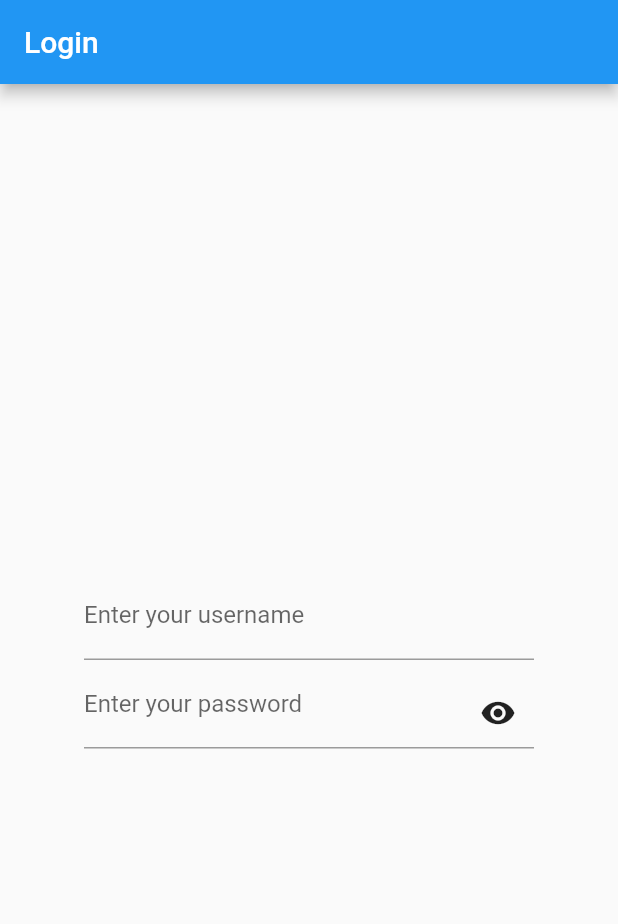
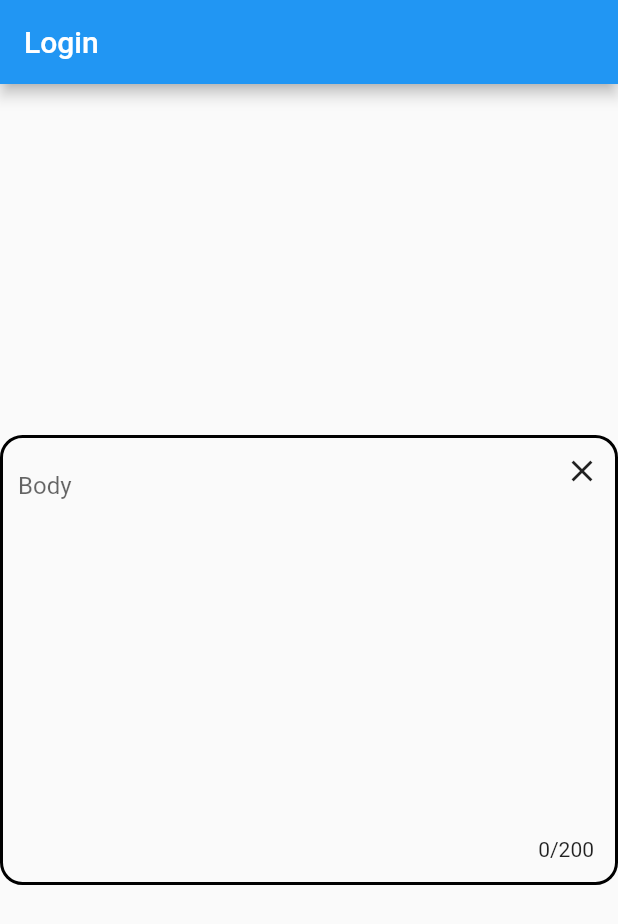
Before and after one commit to ivan-1kh/login_app_flutter, a Flutter app: the screen it shows after launch, on a phone screen of 412 x 824 dp. Shown: the top 924 px of the screen. Run offline on Flutter 3.47's test engine with Material 2 defaults, Android fonts, the phone set to English and light mode, and no system bars.

Commit message:
Updated functionality for the otherlesson

```diff
--- a/lib/login_text_field.dart
+++ b/lib/login_text_field.dart
@@ -1,4 +1,5 @@
 import 'package:flutter/material.dart';
+import 'package:flutter/services.dart';
 
 class LoginTextField extends StatefulWidget {
   final bool passwordField;
@@ -12,70 +13,63 @@ class LoginTextField extends StatefulWidget {
   _LoginTextFieldState createState() => _LoginTextFieldState();
 }
 
-/*
-        TextField(
-          decoration: const InputDecoration(
-              border: UnderlineInputBorder(), labelText: 'Enter your username'),
-          obscureText: widget.passwordField,
-        ),
-        IconButton(
-          icon: const Icon(Icons.remove_red_eye_rounded),
-          tooltip: 'Show characters',
-          onPressed: () {},
-        ),
- */
+class _LoginTextFieldState extends State<LoginTextField> {
+  TextEditingController txtbdy = new TextEditingController();
 
-class _LoginTextFieldState extends State<LoginTextField> {
   @override
   Widget build(BuildContext context) {
+    int maxCharacters = 200;
     bool showPassword = widget.passwordField;
 
-    if (widget.passwordField) {
-      return Row(
-        mainAxisAlignment: MainAxisAlignment.center,
+    return Container(
+      height: 300,
+      child: Stack(
         children: [
-          Stack(
-            children: [
-              Container(
-                width: 300,
-                child: TextField(
+          TextField(
+            inputFormatters: [
+              LengthLimitingTextInputFormatter(200),
+            ],
+            onChanged: (v) {
+              setState(() {});
+            },
+            controller: txtbdy,
             decoration: InputDecoration(
-                      border: UnderlineInputBorder(),
-                      labelText: 'Enter your password'),
-                  obscureText: showPassword,
+                hintText: "Body",
+                focusedBorder: OutlineInputBorder(
+                    borderRadius: BorderRadius.all(Radius.circular(15)),
+                    borderSide: BorderSide(color: Colors.black, width: 2)),
+                enabledBorder: OutlineInputBorder(
+                    borderRadius: BorderRadius.all(Radius.circular(15)),
+                    borderSide: BorderSide(color: Colors.black, width: 2))),
+            textAlignVertical: TextAlignVertical.top,
+            expands: true,
+            maxLines: null,
           ),
-              ),
-              Positioned(
-                right: 0,
-                bottom: 0,
+          Align(
+            alignment: Alignment.topRight,
+            child: Padding(
+              padding: EdgeInsets.all(0),
               child: IconButton(
-                  icon: const Icon(Icons.remove_red_eye),
-                  tooltip: 'Show password',
+                icon: Icon(Icons.clear),
                 onPressed: () {
-                    showPassword = false;
-                    setState(() {});
+                  txtbdy.text = "";
                 },
               ),
             ),
-            ],
+          ),
+          Align(
+            alignment: Alignment.bottomRight,
+            child: Container(
+              child: Padding(
+                padding: EdgeInsets.all(16.0),
+                child: Text(txtbdy.text.length.toString() +
+                    '/' +
+                    maxCharacters.toString()),
+              ),
+            ),
           )
         ],
-      );
-    } else {
-      return Row(
-        mainAxisAlignment: MainAxisAlignment.center,
-        children: [
-          Container(
-            width: 300,
-            child: TextField(
-              decoration: InputDecoration(
-                  border: UnderlineInputBorder(),
-                  labelText: 'Enter your username'),
-              obscureText: widget.passwordField,
       ),
-          ),
-        ],
     );
   }
 }
-}
--- a/lib/main.dart
+++ b/lib/main.dart
@@ -40,10 +40,7 @@ class _MyHomePageState extends State<MyHomePage> {
       body: Center(
         child: Column(
           mainAxisAlignment: MainAxisAlignment.center,
-          children: const <Widget>[
-            LoginTextField(passwordField: false),
-            LoginTextField(passwordField: true)
-          ],
+          children: const <Widget>[LoginTextField(passwordField: true)],
         ),
       ),
     );
```
Lines whose indentation alone changed are shown as unchanged.
